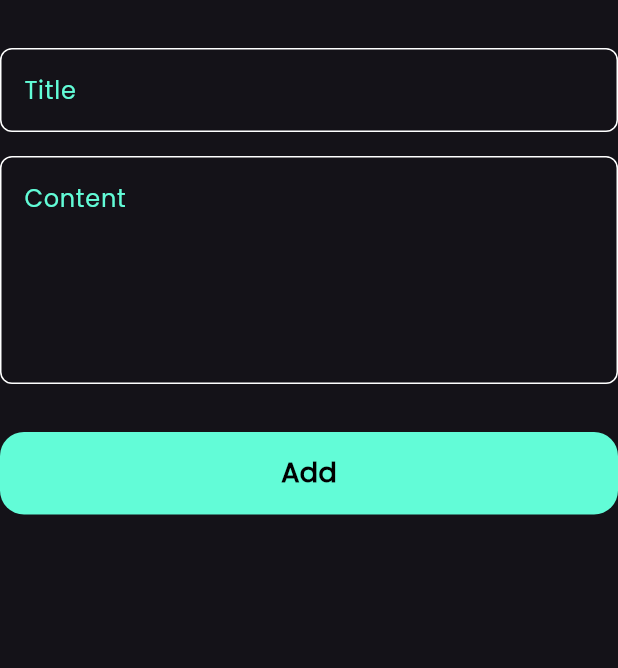
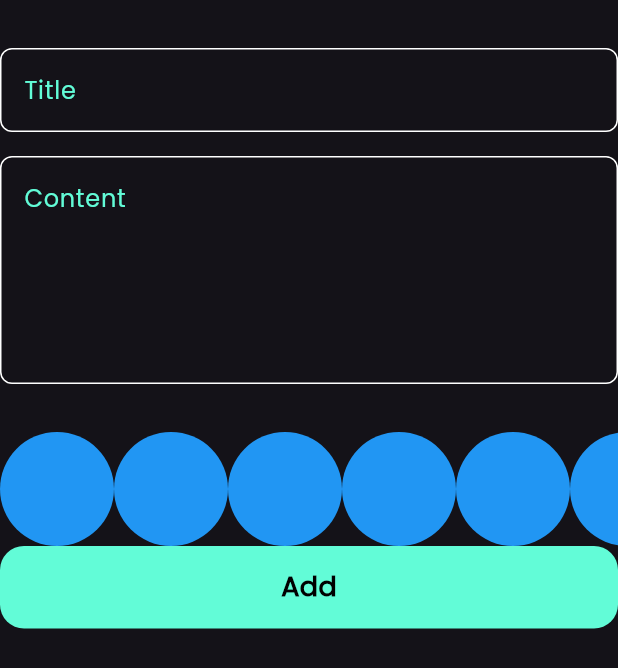
Before and after one commit to Mohamad-bsher-morjan/notes_app, a Flutter app: the AddNoteForm widget shown alone on an empty page, opened directly, on a phone screen of 412 x 824 dp. Shown: the top 668 px of the screen. Run offline on Flutter 3.47's test engine with Material 3 defaults, Android fonts, the phone set to English and light mode, and no system bars; our stand-ins replace bloc, flutter_bloc, hive, hive_flutter; accounts and stored records are empty.

Commit message:
create colors list view part 1

```diff
--- a/lib/views/widgets/add_note_form.dart
+++ b/lib/views/widgets/add_note_form.dart
@@ -2,6 +2,7 @@ import 'package:flutter/material.dart';
 import 'package:flutter_bloc/flutter_bloc.dart';
 import 'package:notes_app/cubits/add_note%20_cubit/add_note_cubit.dart';
 import 'package:notes_app/models/note_model.dart';
+import 'package:notes_app/views/widgets/colors_list_view.dart';
 import 'package:notes_app/views/widgets/custom_bottom.dart';
 import 'package:notes_app/views/widgets/custom_text_field.dart';
 import 'package:intl/intl.dart';
@@ -40,7 +41,10 @@ class _AddNoteFormState extends State<AddNoteForm> {
             hintText: 'Content',
             maxLines: 5,
           ),
+
           const SizedBox(height: 32),
+
+          const ColorsListView(),
           BlocBuilder<AddNoteCubit, AddNoteState>(
             builder: (context, state) {
               return CustomBottom(
@@ -49,7 +53,9 @@ class _AddNoteFormState extends State<AddNoteForm> {
                   if (formKey.currentState!.validate()) {
                     formKey.currentState!.save();
                     var currentDate = DateTime.now();
-                    var formattedCurrentDate= DateFormat.yMd().format(currentDate);
+                    var formattedCurrentDate = DateFormat.yMd().format(
+                      currentDate,
+                    );
                     var noteModel = NoteModel(
                       title: title!,
                       subTitle: subTitle!,
--- /dev/null
+++ b/lib/views/widgets/colors_list_view.dart
@@ -0,0 +1,31 @@
+
+import 'package:flutter/material.dart';
+
+class ColorItem extends StatelessWidget {
+  const ColorItem({super.key});
+
+  @override
+  Widget build(BuildContext context) {
+    return const CircleAvatar(
+      backgroundColor: Colors.blue,
+      radius: 38,
+    );
+  }
+}
+class ColorsListView extends StatelessWidget {
+  const ColorsListView({super.key});
+
+  @override
+  Widget build(BuildContext context) {
+
+    return  SizedBox(
+      height: 38*2,
+      child: ListView.builder(
+        itemCount: 10
+        ,scrollDirection: Axis.horizontal
+        ,itemBuilder: (context, index) {
+        return const ColorItem();
+      },),
+    );
+  }
+}
```
